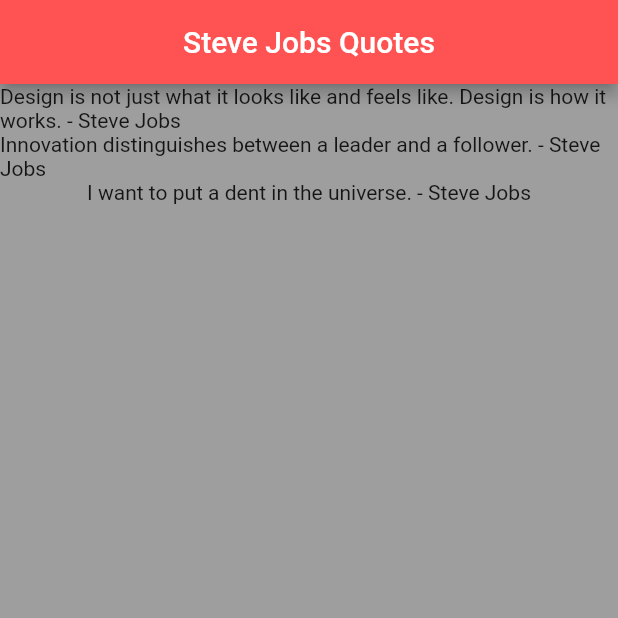
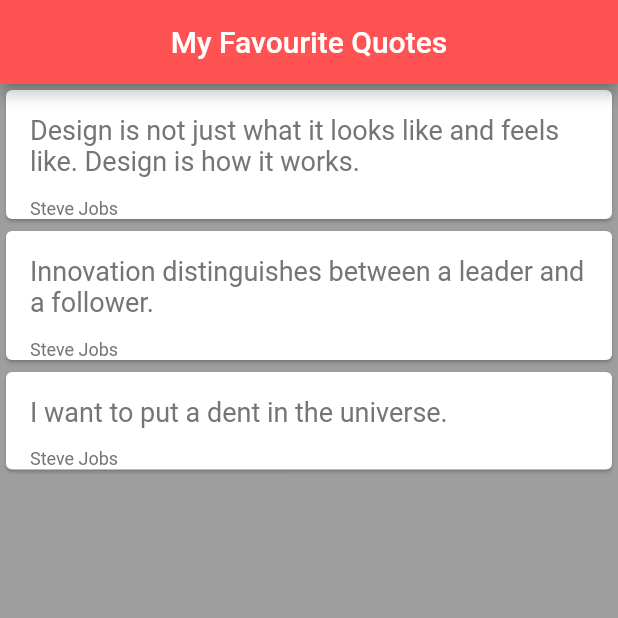
Before and after one commit to DhineshKathirvel/flutter-list-data-mobile-app-page-view, a Flutter app: the screen it shows after launch, on a phone screen of 412 x 824 dp, the top half of it. Run offline on Flutter 3.47's test engine with Material 2 defaults, Android fonts, the phone set to English and light mode, and no system bars.

Commit message:
Added cards widget

```diff
--- a/lib/main.dart
+++ b/lib/main.dart
@@ -19,17 +19,45 @@
     Quote(text: "Innovation distinguishes between a leader and a follower.", author: "Steve Jobs"),
     Quote(text: "I want to put a dent in the universe.", author: "Steve Jobs")
   ];
+
+  Widget quoteTemplate(quote){
+    return Card(
+      child:
+      Padding(
+        padding: const EdgeInsets.fromLTRB(16.0,16.0,16.0,0.0),
+        child: Column(
+          crossAxisAlignment: CrossAxisAlignment.stretch,
+          children: [
+            Text(quote.text,
+            style: TextStyle(
+              color: Colors.grey[600],
+              fontSize: 18.0
+              ),
+            ),
+            SizedBox(height: 14.0),
+            Text(quote.author,
+              style: TextStyle(
+                  color: Colors.grey[600],
+                  fontSize: 12.0
+              ),
+            ),
+          ],
+        ),
+      ),
+    );
+  }
+
   @override
   Widget build(BuildContext context) {
     return Scaffold(
       backgroundColor: Colors.grey[500],
       appBar: AppBar(
-        title: Text("Steve Jobs Quotes"),
+        title: Text("My Favourite Quotes"),
         backgroundColor: Colors.redAccent,
         centerTitle: true,
       ),
       body: Column(
-        children: quotes.map((quote) => Text('${quote.text} - ${quote.author}')).toList(),
+        children: quotes.map((quote) => quoteTemplate(quote)).toList(),
       )
     );
   }
```
